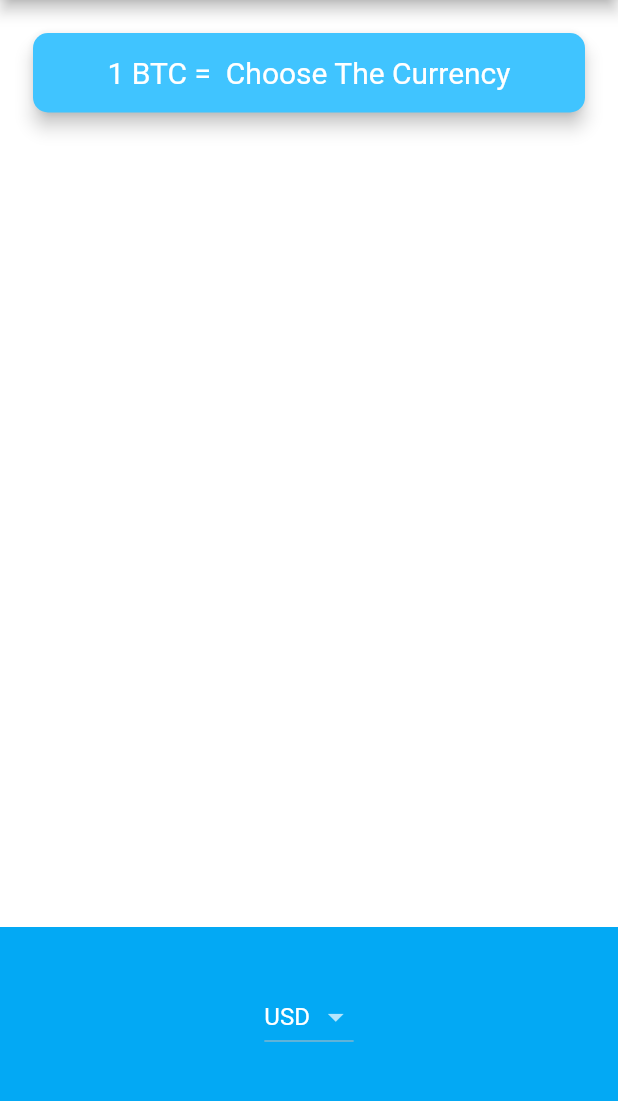
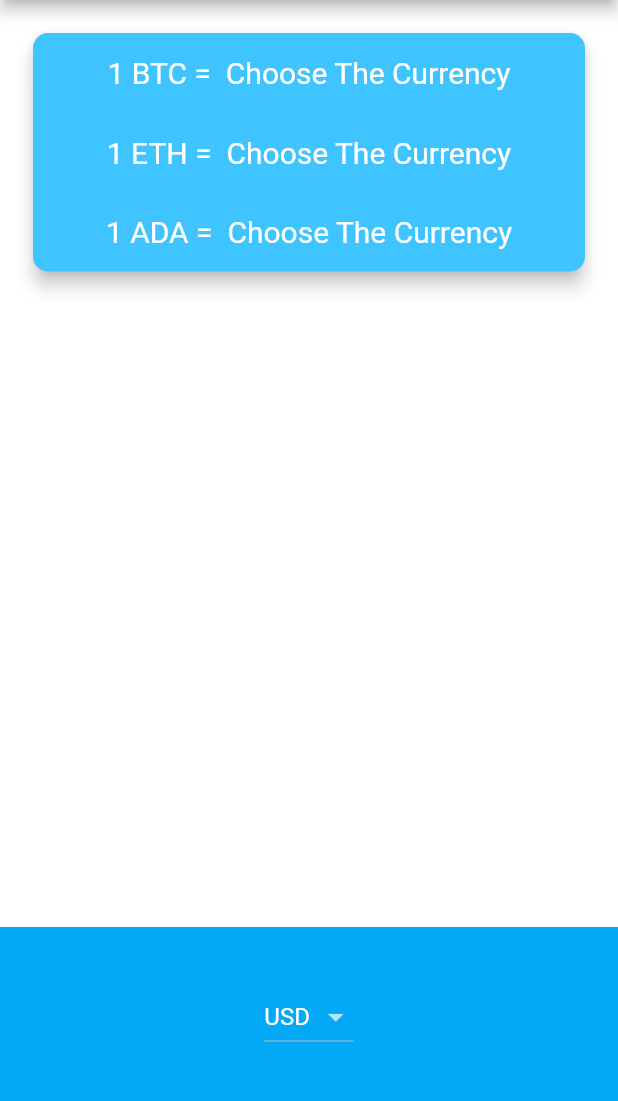
Before and after one commit to MTAlkhnani/bitcoin-ticker-flutter-master-Challenge, a Flutter app: the screen it shows after launch, on a phone screen of 412 x 824 dp, the part 84-1185 px from its top. Run offline on Flutter 3.47's test engine with Material 2 defaults, Android fonts, the phone set to English and light mode, and no system bars.

Commit message:
BTC Ticker Part 3 (Complete Functionality)

```diff
--- a/lib/price_screen.dart
+++ b/lib/price_screen.dart
@@ -13,7 +13,9 @@ class PriceScreen extends StatefulWidget {
 
 class _PriceScreenState extends State<PriceScreen> {
   CoinDataModel coinDataModel = CoinDataModel();
-  String currPrice = '';
+  String btcPrice = '';
+  String ethPrice = '';
+  String adaPrice = '';
 
   @override
   void initState() {
@@ -26,11 +28,13 @@ class _PriceScreenState extends State<PriceScreen> {
     CoinDataModel coinDataModel = CoinDataModel();
     var coinData = await coinDataModel.getCoinData();
     setState(() {
-      if (coinData != null)
-        currPrice = coinData[0]['current_price'].toString();
-      else {
+      if (coinData != null) {
+        btcPrice = coinData[0]['current_price'].toString();
+        ethPrice = coinData[1]['current_price'].toString();
+        adaPrice = coinData[7]['current_price'].toString();
+      } else {
         //print(coinData[0]['current_price'].toString());
-        currPrice = '0';
+        btcPrice = '0';
       }
     });
   }
@@ -98,16 +102,45 @@ class _PriceScreenState extends State<PriceScreen> {
               shape: RoundedRectangleBorder(
                 borderRadius: BorderRadius.circular(10.0),
               ),
-              child: Padding(
-                padding: EdgeInsets.symmetric(vertical: 15.0, horizontal: 28.0),
+              child: Column(
+                children: [
+                  Padding(
+                    padding:
+                        EdgeInsets.symmetric(vertical: 15.0, horizontal: 28.0),
                     child: Text(
-                  '1 BTC = $currPrice $selectedCurrency',
+                      '1 BTC = $btcPrice $selectedCurrency',
                       textAlign: TextAlign.center,
                       style: TextStyle(
                         fontSize: 20.0,
                         color: Colors.white,
                       ),
                     ),
+                  ),
+                  Padding(
+                    padding:
+                        EdgeInsets.symmetric(vertical: 15.0, horizontal: 28.0),
+                    child: Text(
+                      '1 ETH = $ethPrice $selectedCurrency',
+                      textAlign: TextAlign.center,
+                      style: TextStyle(
+                        fontSize: 20.0,
+                        color: Colors.white,
+                      ),
+                    ),
+                  ),
+                  Padding(
+                    padding:
+                        EdgeInsets.symmetric(vertical: 15.0, horizontal: 28.0),
+                    child: Text(
+                      '1 ADA = $adaPrice $selectedCurrency',
+                      textAlign: TextAlign.center,
+                      style: TextStyle(
+                        fontSize: 20.0,
+                        color: Colors.white,
+                      ),
+                    ),
+                  ),
+                ],
               ),
             ),
           ),
```
Also changed, not shown: 1 other file. Lines whose indentation alone changed are shown as unchanged.
